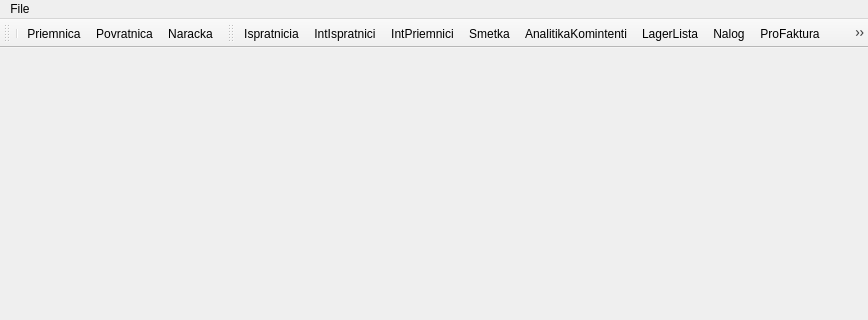
First picture: the form in sterna/mainwindow.ui, repository srgank/sterna_x, before the edit; both pictures show x 0 to 868 and y 0 to 320 of the 868 by 504 pixel window.
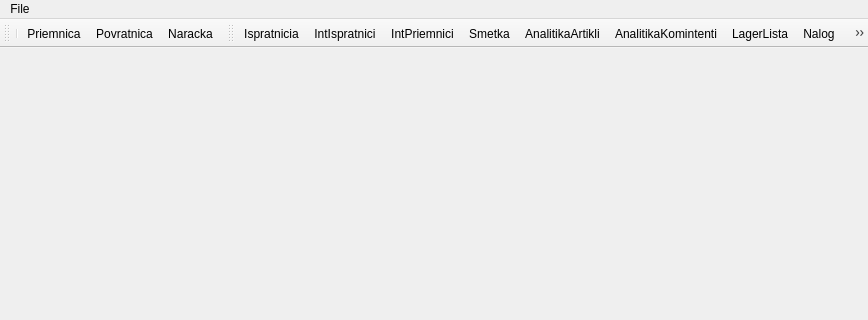
Second picture: the form after the edit.

```diff
--- a/sterna/mainwindow.ui
+++ b/sterna/mainwindow.ui
@@ -70,6 +70,7 @@
    <addaction name="actionIntIspratnici"/>
    <addaction name="actionIntPriemnici"/>
    <addaction name="actionSmetka"/>
+   <addaction name="actionAnalitikaArtikli"/>
    <addaction name="actionAnalitikaKomintenti"/>
    <addaction name="actionLagerLista"/>
    <addaction name="actionNalog"/>
@@ -152,6 +153,11 @@
     <string>AnalitikaKomintenti</string>
    </property>
   </action>
+  <action name="actionAnalitikaArtikli">
+   <property name="text">
+    <string>AnalitikaArtikli</string>
+   </property>
+  </action>
  </widget>
  <layoutdefault spacing="6" margin="11"/>
  <resources/>
```
